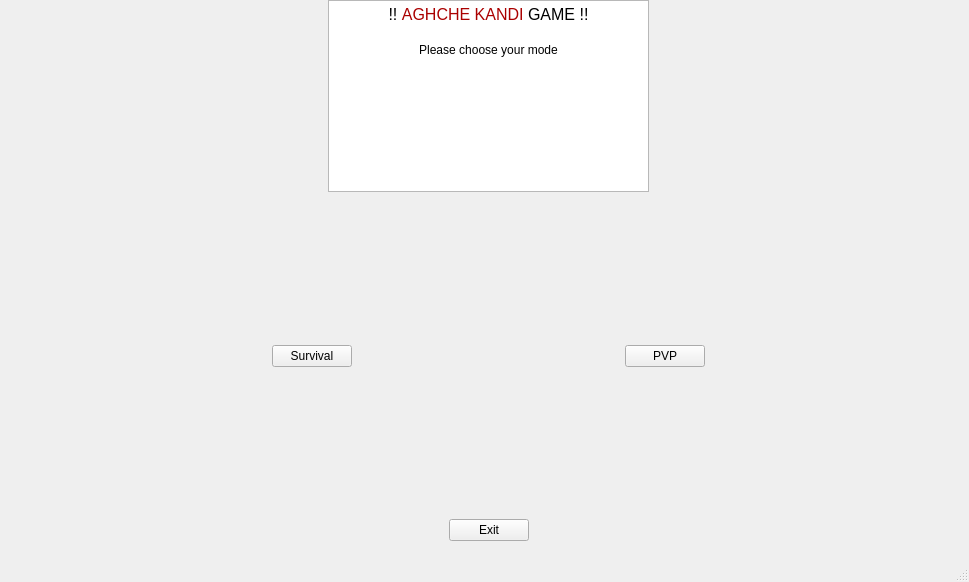
First picture: the form in mainwindow.ui, repository nimakkhezri/KOQ, before the edit.
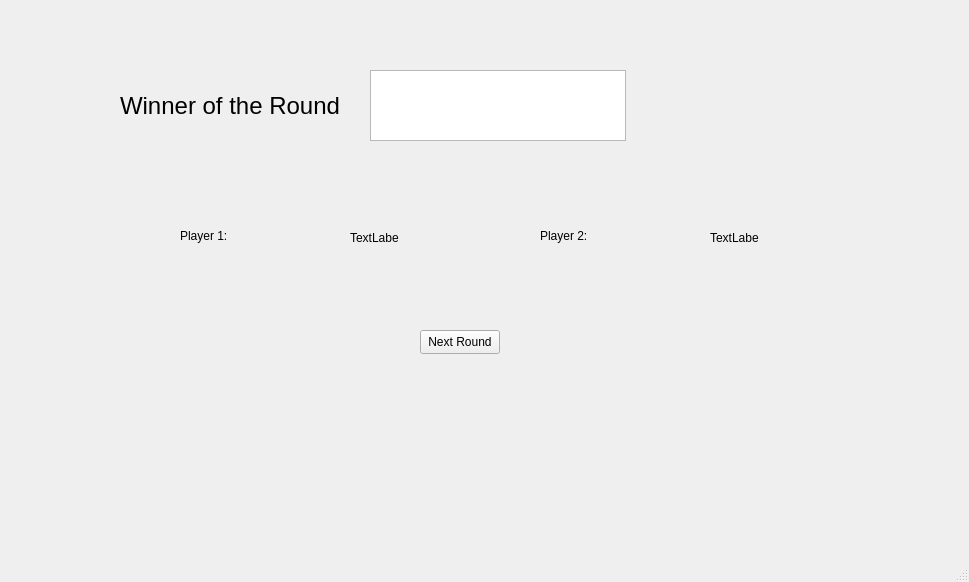
Second picture: the form after the edit. The open tabs and pages were chosen to show the change.

```diff
--- a/mainwindow.ui
+++ b/mainwindow.ui
@@ -762,6 +762,101 @@
       </property>
      </widget>
     </widget>
+    <widget class="QWidget" name="p5">
+     <widget class="QTextBrowser" name="RoundWinner">
+      <property name="geometry">
+       <rect>
+        <x>370</x>
+        <y>100</y>
+        <width>256</width>
+        <height>71</height>
+       </rect>
+      </property>
+     </widget>
+     <widget class="QLabel" name="winner_label">
+      <property name="geometry">
+       <rect>
+        <x>120</x>
+        <y>110</y>
+        <width>241</width>
+        <height>51</height>
+       </rect>
+      </property>
+      <property name="font">
+       <font>
+        <pointsize>18</pointsize>
+       </font>
+      </property>
+      <property name="text">
+       <string>Winner of the Round</string>
+      </property>
+     </widget>
+     <widget class="QLabel" name="Player1_label">
+      <property name="geometry">
+       <rect>
+        <x>180</x>
+        <y>250</y>
+        <width>151</width>
+        <height>31</height>
+       </rect>
+      </property>
+      <property name="text">
+       <string>Player 1:</string>
+      </property>
+     </widget>
+     <widget class="QLabel" name="player1_score">
+      <property name="geometry">
+       <rect>
+        <x>350</x>
+        <y>260</y>
+        <width>49</width>
+        <height>16</height>
+       </rect>
+      </property>
+      <property name="text">
+       <string>TextLabel</string>
+      </property>
+     </widget>
+     <widget class="QLabel" name="Player2_label">
+      <property name="geometry">
+       <rect>
+        <x>540</x>
+        <y>250</y>
+        <width>161</width>
+        <height>31</height>
+       </rect>
+      </property>
+      <property name="text">
+       <string>Player 2:</string>
+      </property>
+     </widget>
+     <widget class="QLabel" name="player2_score">
+      <property name="geometry">
+       <rect>
+        <x>710</x>
+        <y>260</y>
+        <width>49</width>
+        <height>16</height>
+       </rect>
+      </property>
+      <property name="text">
+       <string>TextLabel</string>
+      </property>
+     </widget>
+     <widget class="QPushButton" name="pvp_nextround_btn">
+      <property name="geometry">
+       <rect>
+        <x>420</x>
+        <y>360</y>
+        <width>80</width>
+        <height>24</height>
+       </rect>
+      </property>
+      <property name="text">
+       <string>Next Round</string>
+      </property>
+     </widget>
+    </widget>
    </widget>
   </widget>
   <widget class="QMenuBar" name="menubar">
```
Left out of the diff: 18 changed lines with no effect on the pictures.
